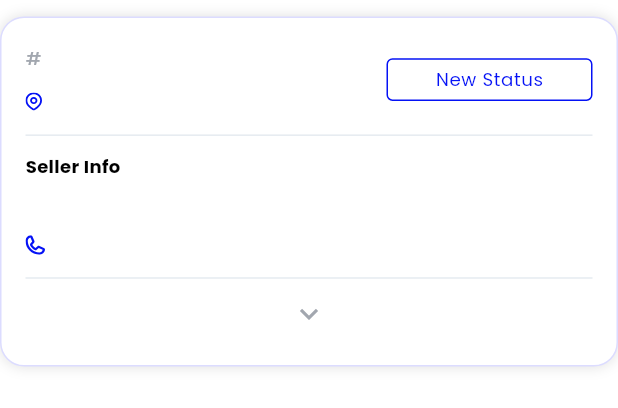
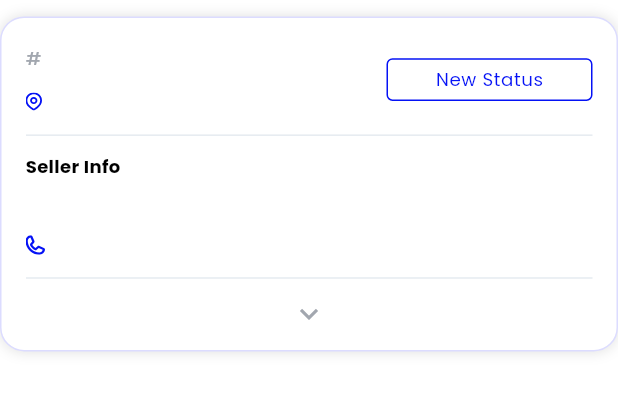
Before and after one commit to ahmed-moharam-94/aqarat, a Flutter app: the ReservationCard widget shown alone on an empty page, opened directly with empty values, on a phone screen of 412 x 824 dp. Shown: the top 408 px of the screen. Run offline on Flutter 3.47's test engine with Material 3 defaults, Android fonts, the phone set to English and light mode, and no system bars; our stand-ins replace badges, bloc, flutter_bloc, flutter_screenutil, flutter_svg.

Commit message:
fix bug in animation

```diff
--- a/lib/features/reservations/persentation/widgets/reservation_card.dart
+++ b/lib/features/reservations/persentation/widgets/reservation_card.dart
@@ -45,7 +45,7 @@ class _ReservationCardState extends State<ReservationCard> {
     return AnimatedContainer(
       duration: const Duration(milliseconds: 300),
       curve: Curves.linear,
-      height: _showMoreInfo? 4900.h : 230.h,
+      height: _showMoreInfo? 480.h : 220.h,
       margin: const EdgeInsets.symmetric(vertical: 11),
       decoration: BoxDecoration(
         color: ColorsManager.white,
@@ -93,7 +93,7 @@ class _ReservationCardState extends State<ReservationCard> {
                   ],
                 ),
 
-              GestureDetector(
+              InkWell(
                 onTap: () => _changeShowMoreInfoValue(!_showMoreInfo),
                 child: Center(
                   child: Icon(
```
